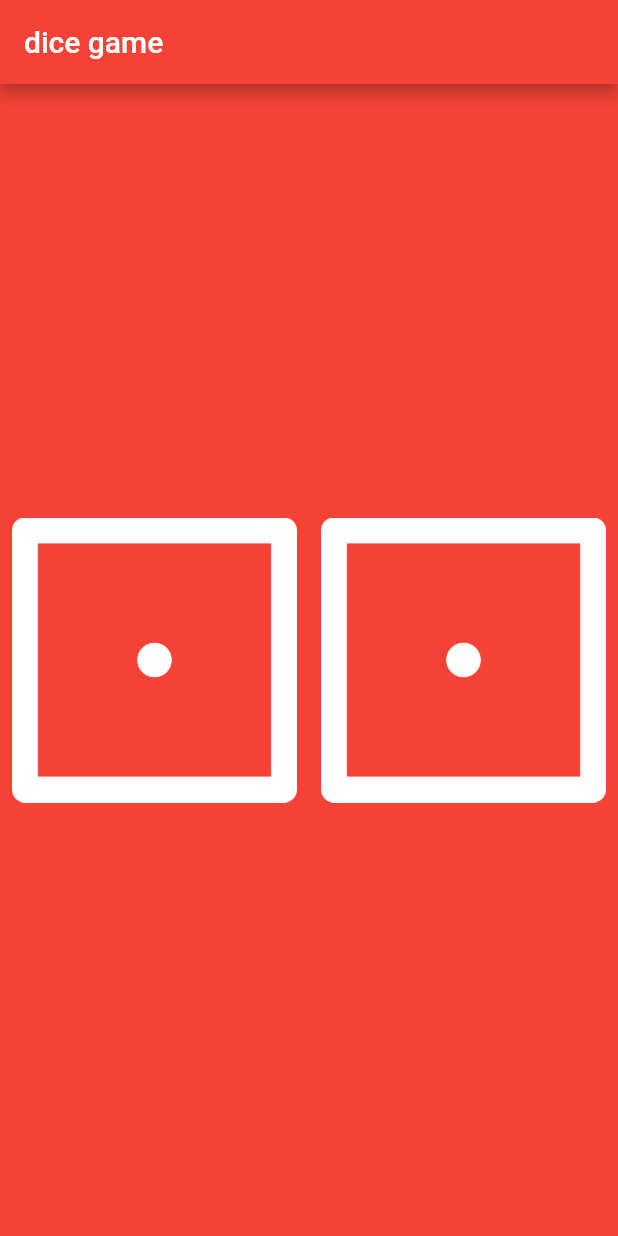
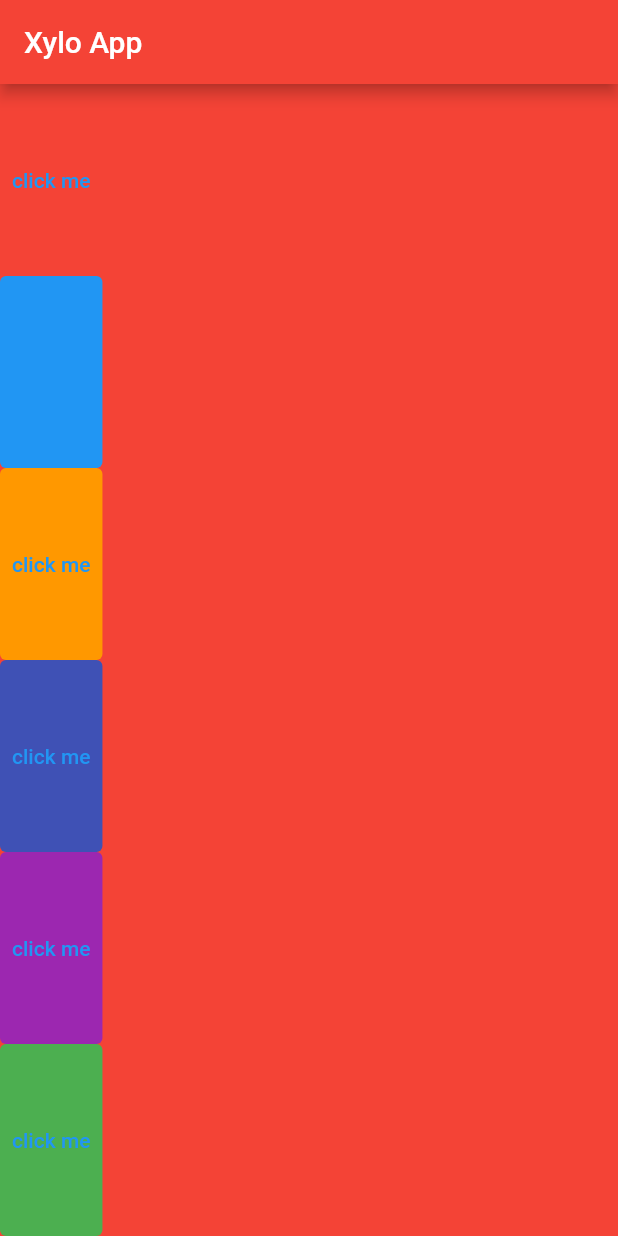
Before and after one commit to mhista/weight_checker, a Flutter app: the screen it shows after launch, on a phone screen of 412 x 824 dp. Run offline on Flutter 3.47's test engine with Material 2 defaults, Android fonts, the phone set to English and light mode, and no system bars; our stand-ins replace audioplayers.

Commit message:
new changes made

```diff
--- a/lib/main.dart
+++ b/lib/main.dart
@@ -1,58 +1,45 @@
 import 'package:flutter/material.dart';
-import 'dart:math';
+import 'package:audioplayers/audioplayers.dart';
+
 void main() {
   runApp(
     MaterialApp(
       home:Scaffold(
       appBar:AppBar(
         backgroundColor:Colors.red,
-        title:Text('dice game')
+        title:Text('Xylo App')
       ),
-      body:DicePage(),
+      body:XyloApp(),
         backgroundColor:Colors.red,
       ),
     ),
   );
 }
-class DicePage extends StatefulWidget {
-  const DicePage({super.key});
+class XyloApp extends StatelessWidget {
+  const XyloApp({super.key});
+  Expanded buildContext({required Color color, required int noteNumber})=>Expanded(
+    child: TextButton(
+      style: ButtonStyle(
+        backgroundColor:MaterialStatePropertyAll(color),
+      ),
+      onPressed:(){
+        final player= AudioPlayer();
+        player.play(AssetSource('note$noteNumber.wav'),);
+      }, child: Text('click me'),),
+  );
+
 
   @override
-  State<DicePage> createState() => _DicePageState();
-}
-
-class _DicePageState extends State<DicePage> {
-  var leftDiceNumber = 1;
-  var rightDiceNumber = 1;
-  void increaseCount(){
-    leftDiceNumber=Random().nextInt(6)+1;
-    rightDiceNumber=Random().nextInt(6)+1;
-  }
-  @override
   Widget build(BuildContext context) {
-    return Center(
-      child: Row(
-        children:[
-            Expanded(
-              child:TextButton(onPressed: () {
-               setState(() {
-                 increaseCount();
-                 print('the $leftDiceNumber');
-               });
-              },
-              child: Image.asset('images/dice$leftDiceNumber.png'),)
-          ),
-          Expanded(
-              child:TextButton(onPressed: () {
-                setState(() {
-                  increaseCount();
-                  print('the $leftDiceNumber');
-                });
-              },
-                child: Image.asset('images/dice$rightDiceNumber.png'),)
-          ),
-        ],
-      ),
+    return Column(
+      children: [
+        buildContext(color:Colors.red,noteNumber:1),
+        buildContext(color:Colors.blue,noteNumber:2),
+        buildContext(color:Colors.orange,noteNumber:3),
+        buildContext(color:Colors.indigo,noteNumber:4),
+        buildContext(color:Colors.purple,noteNumber:5),
+        buildContext(color:Colors.green,noteNumber:6),
+      ],
     );
   }
 }
--- a/pubspec.yaml
+++ b/pubspec.yaml
@@ -35,6 +35,7 @@ dependencies:
   # The following adds the Cupertino Icons font to your application.
   # Use with the CupertinoIcons class for iOS style icons.
   cupertino_icons: ^1.0.2
+  audioplayers: ^5.1.0
 
 dev_dependencies:
   flutter_test:
@@ -60,7 +61,7 @@ flutter:
 
   # To add assets to your application, add an assets section, like this:
   assets:
-  - images/
+  - assets/
 
 
   # An image asset can refer to one or more resolution-specific "variants", see
```
Also changed, not shown: images/dice1.png (deleted), images/dice2.png (deleted), images/dice3.png (deleted), images/dice4.png (deleted), images/dice5.png (deleted), images/dice6.png (deleted), pubspec.lock, 7 other files.
